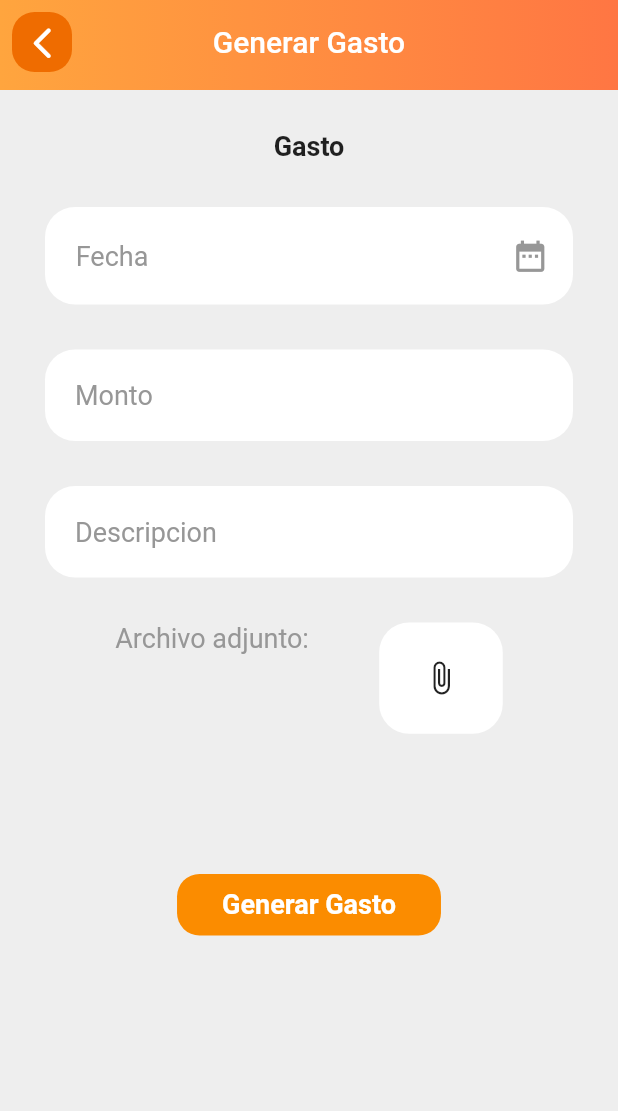
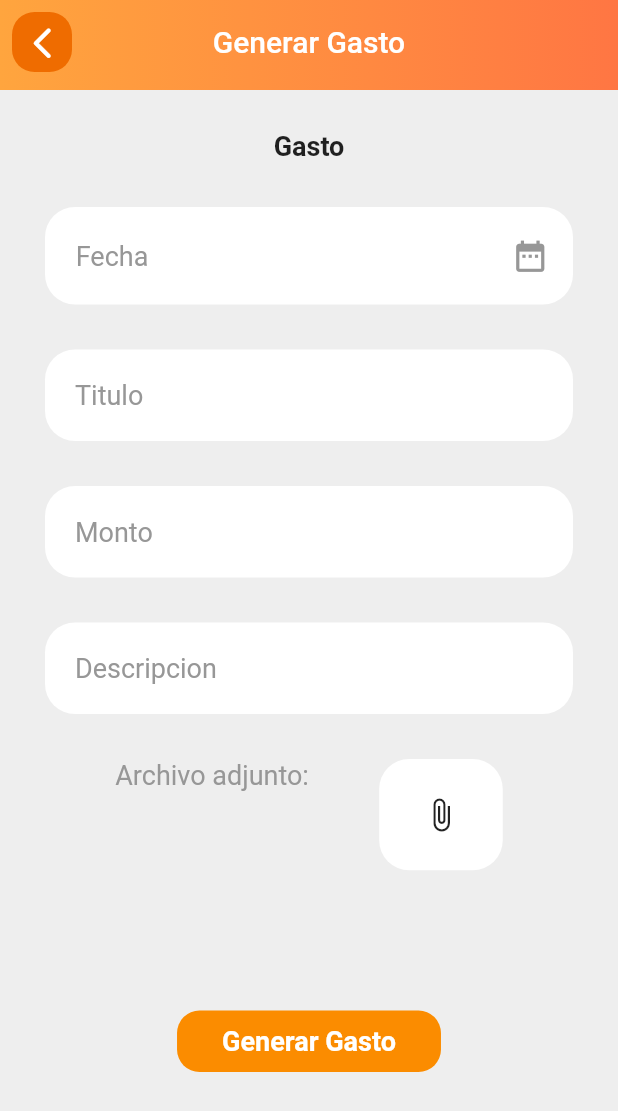
Before and after one commit to frangar97/residente_app, a Flutter app: the CreateExpense screen opened by its route, on a phone screen of 412 x 824 dp. Shown: the top 1111 px of the screen. Run offline on Flutter 3.47's test engine with Material 2 defaults, Android fonts, the light colour scheme and no system bars; our stand-ins replace bloc, dartz, equatable, flutter_bloc, flutter_custom_clippers, flutter_datetime_picker and 3 more; missing offline and left inert: scroll_navigation; network calls fail.

Commit message:
adicionDeFormTitulo

```diff
--- a/lib/presentation/wallet/expenses/widgets/create_expense.dart
+++ b/lib/presentation/wallet/expenses/widgets/create_expense.dart
@@ -72,6 +72,10 @@ class _CreateExpenseState extends State<CreateExpense> {
                 const SizedBox(
                   height: 30,
                 ),
+                _buildTitleFormField(),
+                const SizedBox(
+                  height: 30,
+                ),
                 _buildAmountFormField(),
                 const SizedBox(
                   height: 30,
@@ -89,6 +93,23 @@ class _CreateExpenseState extends State<CreateExpense> {
             ),
           ),
         ]);
+  }
+
+  Widget _buildTitleFormField() {
+    return Container(
+      decoration: BoxDecoration(
+        color: Colors.white,
+        borderRadius: BorderRadius.circular(20),
+      ),
+      child: const TextField(
+        decoration: InputDecoration(
+          hintStyle: subtitle2Style,
+          hintText: 'Titulo',
+          border: InputBorder.none,
+          contentPadding: EdgeInsets.all(20),
+        ),
+      ),
+    );
   }
 
   Widget _buildAmountFormField() {
```
Also changed, not shown: lib/presentation/incidents/widgets/create_incident.dart (+19 -0 lines), lib/presentation/quiz/widgets/create_quiz.dart (+21 -0 lines), lib/presentation/releases/widgets/create_release.dart (+21 -0 lines), lib/presentation/reservations/widgets/create_reservation.dart (+21 -0 lines), lib/presentation/wallet/incomes/widgets/create_income.dart (+21 -0 lines).
